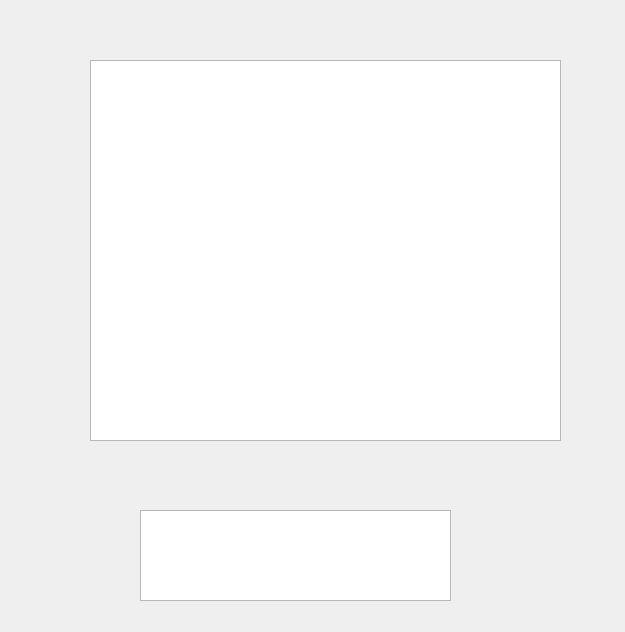
Before: the Qt Designer form Kirs/mainwindow.ui in ForseIKomar/Kirsasch, drawn with Qt 5.
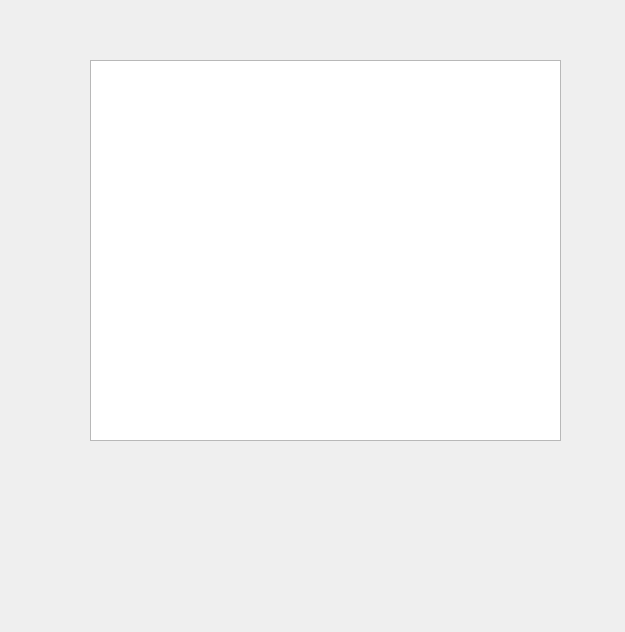
After: the same form once the commit is applied.

```diff
--- a/Kirs/mainwindow.ui
+++ b/Kirs/mainwindow.ui
@@ -30,22 +30,6 @@
      <enum>Qt::ScrollBarAlwaysOff</enum>
     </property>
    </widget>
-   <widget class="QGraphicsView" name="graphicsView_2">
-    <property name="geometry">
-     <rect>
-      <x>140</x>
-      <y>510</y>
-      <width>311</width>
-      <height>91</height>
-     </rect>
-    </property>
-    <property name="verticalScrollBarPolicy">
-     <enum>Qt::ScrollBarAlwaysOff</enum>
-    </property>
-    <property name="horizontalScrollBarPolicy">
-     <enum>Qt::ScrollBarAlwaysOff</enum>
-    </property>
-   </widget>
   </widget>
   <widget class="QMenuBar" name="menuBar">
    <property name="geometry">
```
Left out of the diff: 2 changed lines with no effect on the pictures.
